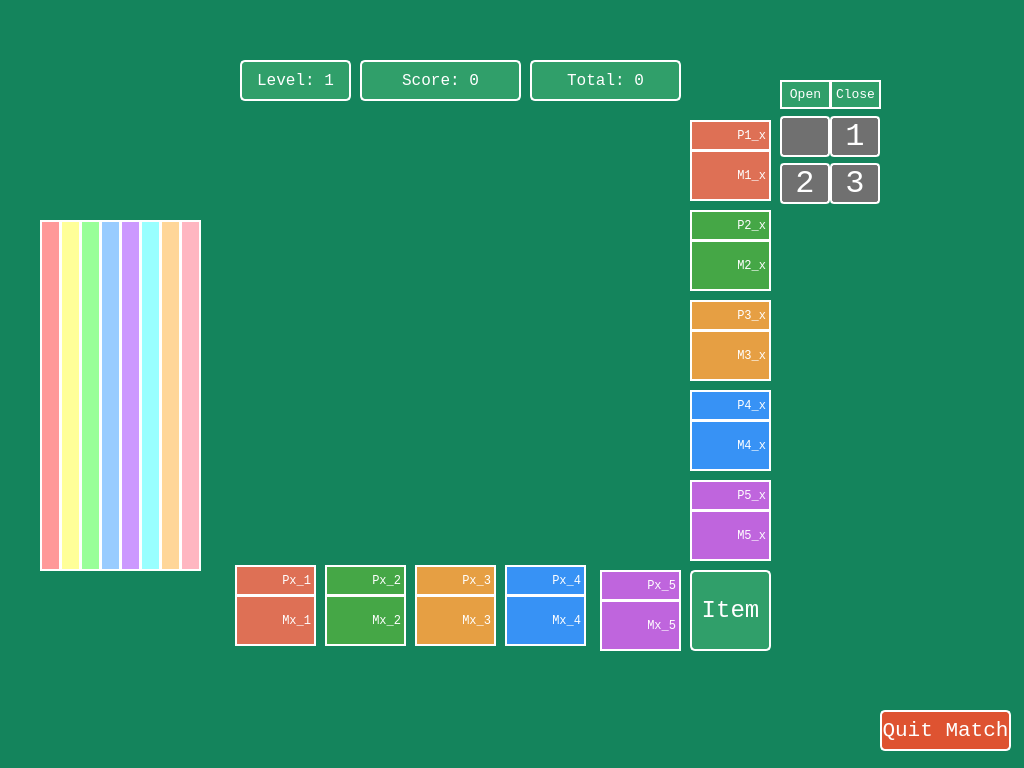
Old version of the form VOF-Client-Desktop/Match.ui in the repository SBEmafph/voltorbflip-clone.
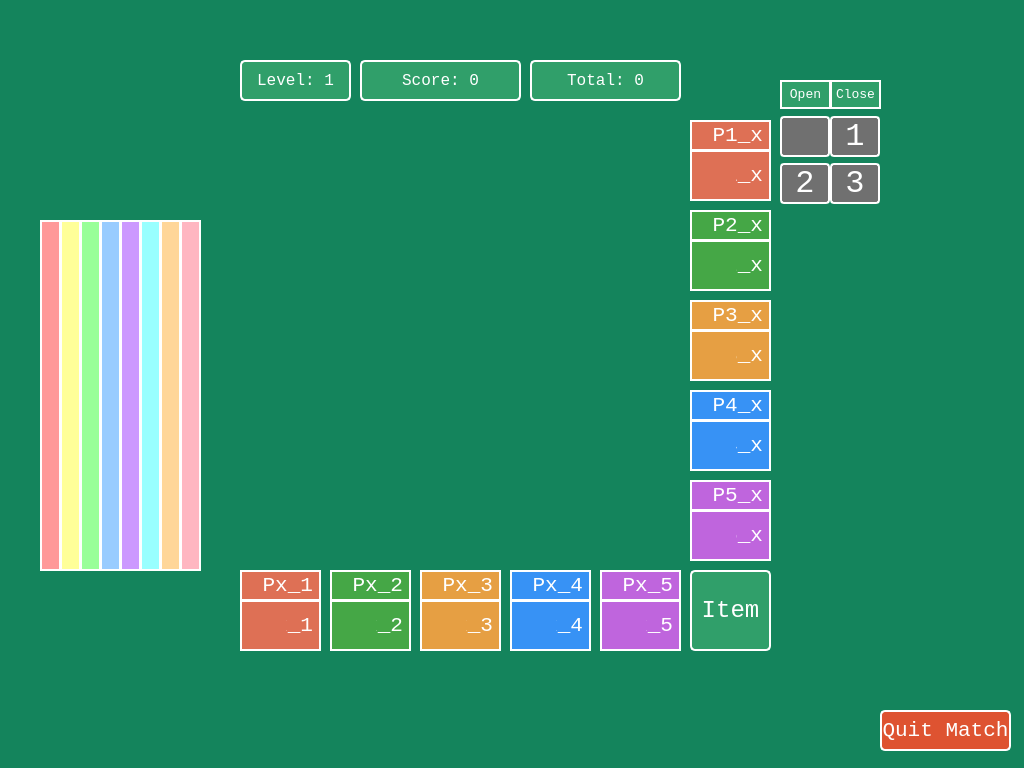
New version of the form. Icons and pictures are not drawn.

Diff of the .ui file:
```diff
--- a/VOF-Client-Desktop/Match.ui
+++ b/VOF-Client-Desktop/Match.ui
@@ -596,6 +596,7 @@
     <property name="font">
      <font>
       <family>Consolas</family>
+      <pointsize>16</pointsize>
      </font>
     </property>
     <property name="styleSheet">
@@ -647,6 +648,7 @@
     <property name="font">
      <font>
       <family>Consolas</family>
+      <pointsize>16</pointsize>
      </font>
     </property>
     <property name="styleSheet">
@@ -676,6 +678,7 @@
     <property name="font">
      <font>
       <family>Consolas</family>
+      <pointsize>16</pointsize>
      </font>
     </property>
     <property name="styleSheet">
@@ -727,6 +730,7 @@
     <property name="font">
      <font>
       <family>Consolas</family>
+      <pointsize>16</pointsize>
      </font>
     </property>
     <property name="styleSheet">
@@ -756,6 +760,7 @@
     <property name="font">
      <font>
       <family>Consolas</family>
+      <pointsize>16</pointsize>
      </font>
     </property>
     <property name="styleSheet">
@@ -785,6 +790,7 @@
     <property name="font">
      <font>
       <family>Consolas</family>
+      <pointsize>16</pointsize>
      </font>
     </property>
     <property name="styleSheet">
@@ -836,6 +842,7 @@
     <property name="font">
      <font>
       <family>Consolas</family>
+      <pointsize>16</pointsize>
      </font>
     </property>
     <property name="styleSheet">
@@ -865,6 +872,7 @@
     <property name="font">
      <font>
       <family>Consolas</family>
+      <pointsize>16</pointsize>
      </font>
     </property>
     <property name="styleSheet">
@@ -916,6 +924,7 @@
     <property name="font">
      <font>
       <family>Consolas</family>
+      <pointsize>16</pointsize>
      </font>
     </property>
     <property name="styleSheet">
@@ -967,6 +976,7 @@
     <property name="font">
      <font>
       <family>Consolas</family>
+      <pointsize>16</pointsize>
      </font>
     </property>
     <property name="styleSheet">
@@ -1027,6 +1037,7 @@
     <property name="font">
      <font>
       <family>Consolas</family>
+      <pointsize>16</pointsize>
      </font>
     </property>
     <property name="styleSheet">
@@ -1078,6 +1089,7 @@
     <property name="font">
      <font>
       <family>Consolas</family>
+      <pointsize>16</pointsize>
      </font>
     </property>
     <property name="styleSheet">
@@ -1120,8 +1132,8 @@
    <widget class="QLabel" name="Px_4">
     <property name="geometry">
      <rect>
-      <x>275</x>
-      <y>505</y>
+      <x>280</x>
+      <y>510</y>
       <width>81</width>
       <height>31</height>
      </rect>
@@ -1129,6 +1141,7 @@
     <property name="font">
      <font>
       <family>Consolas</family>
+      <pointsize>16</pointsize>
      </font>
     </property>
     <property name="styleSheet">
@@ -1149,8 +1162,8 @@
    <widget class="QLabel" name="Mx_4">
     <property name="geometry">
      <rect>
-      <x>275</x>
-      <y>535</y>
+      <x>280</x>
+      <y>540</y>
       <width>81</width>
       <height>51</height>
      </rect>
@@ -1158,6 +1171,7 @@
     <property name="font">
      <font>
       <family>Consolas</family>
+      <pointsize>16</pointsize>
      </font>
     </property>
     <property name="styleSheet">
@@ -1200,8 +1214,8 @@
    <widget class="QLabel" name="Px_3">
     <property name="geometry">
      <rect>
-      <x>185</x>
-      <y>505</y>
+      <x>190</x>
+      <y>510</y>
       <width>81</width>
       <height>31</height>
      </rect>
@@ -1209,6 +1223,7 @@
     <property name="font">
      <font>
       <family>Consolas</family>
+      <pointsize>16</pointsize>
      </font>
     </property>
     <property name="styleSheet">
@@ -1229,8 +1244,8 @@
    <widget class="QLabel" name="Mx_3">
     <property name="geometry">
      <rect>
-      <x>185</x>
-      <y>535</y>
+      <x>190</x>
+      <y>540</y>
       <width>81</width>
       <height>51</height>
      </rect>
@@ -1238,6 +1253,7 @@
     <property name="font">
      <font>
       <family>Consolas</family>
+      <pointsize>16</pointsize>
      </font>
     </property>
     <property name="styleSheet">
@@ -1291,8 +1307,8 @@
    <widget class="QLabel" name="Mx_2">
     <property name="geometry">
      <rect>
-      <x>95</x>
-      <y>535</y>
+      <x>100</x>
+      <y>540</y>
       <width>81</width>
       <height>51</height>
      </rect>
@@ -1300,6 +1316,7 @@
     <property name="font">
      <font>
       <family>Consolas</family>
+      <pointsize>16</pointsize>
      </font>
     </property>
     <property name="styleSheet">
@@ -1320,8 +1337,8 @@
    <widget class="QLabel" name="Px_2">
     <property name="geometry">
      <rect>
-      <x>95</x>
-      <y>505</y>
+      <x>100</x>
+      <y>510</y>
       <width>81</width>
       <height>31</height>
      </rect>
@@ -1329,6 +1346,7 @@
     <property name="font">
      <font>
       <family>Consolas</family>
+      <pointsize>16</pointsize>
      </font>
     </property>
     <property name="styleSheet">
@@ -1371,8 +1389,8 @@
    <widget class="QLabel" name="Px_1">
     <property name="geometry">
      <rect>
-      <x>5</x>
-      <y>505</y>
+      <x>10</x>
+      <y>510</y>
       <width>81</width>
       <height>31</height>
      </rect>
@@ -1380,6 +1398,7 @@
     <property name="font">
      <font>
       <family>Consolas</family>
+      <pointsize>16</pointsize>
      </font>
     </property>
     <property name="styleSheet">
@@ -1400,8 +1419,8 @@
    <widget class="QLabel" name="Mx_1">
     <property name="geometry">
      <rect>
-      <x>5</x>
-      <y>535</y>
+      <x>10</x>
+      <y>540</y>
       <width>81</width>
       <height>51</height>
      </rect>
@@ -1409,6 +1428,7 @@
     <property name="font">
      <font>
       <family>Consolas</family>
+      <pointsize>16</pointsize>
      </font>
     </property>
     <property name="styleSheet">
@@ -1426,6 +1446,94 @@
      <set>Qt::AlignmentFlag::AlignRight|Qt::AlignmentFlag::AlignTrailing|Qt::AlignmentFlag::AlignVCenter</set>
     </property>
    </widget>
+   <widget class="QLabel" name="label_14">
+    <property name="geometry">
+     <rect>
+      <x>285</x>
+      <y>545</y>
+      <width>41</width>
+      <height>41</height>
+     </rect>
+    </property>
+    <property name="styleSheet">
+     <string notr="true">background: #3792F5;</string>
+    </property>
+    <property name="text">
+     <string/>
+    </property>
+    <property name="pixmap">
+     <pixmap resource="resources.qrc">:/images/images/Voltorb.png</pixmap>
+    </property>
+    <property name="scaledContents">
+     <bool>true</bool>
+    </property>
+   </widget>
+   <widget class="QLabel" name="label_15">
+    <property name="geometry">
+     <rect>
+      <x>195</x>
+      <y>545</y>
+      <width>41</width>
+      <height>41</height>
+     </rect>
+    </property>
+    <property name="styleSheet">
+     <string notr="true">background: #E69F43;</string>
+    </property>
+    <property name="text">
+     <string/>
+    </property>
+    <property name="pixmap">
+     <pixmap resource="resources.qrc">:/images/images/Voltorb.png</pixmap>
+    </property>
+    <property name="scaledContents">
+     <bool>true</bool>
+    </property>
+   </widget>
+   <widget class="QLabel" name="label_16">
+    <property name="geometry">
+     <rect>
+      <x>105</x>
+      <y>545</y>
+      <width>41</width>
+      <height>41</height>
+     </rect>
+    </property>
+    <property name="styleSheet">
+     <string notr="true">background: #45A746;</string>
+    </property>
+    <property name="text">
+     <string/>
+    </property>
+    <property name="pixmap">
+     <pixmap resource="resources.qrc">:/images/images/Voltorb.png</pixmap>
+    </property>
+    <property name="scaledContents">
+     <bool>true</bool>
+    </property>
+   </widget>
+   <widget class="QLabel" name="label_17">
+    <property name="geometry">
+     <rect>
+      <x>15</x>
+      <y>545</y>
+      <width>41</width>
+      <height>41</height>
+     </rect>
+    </property>
+    <property name="styleSheet">
+     <string notr="true">background: #DE7055;</string>
+    </property>
+    <property name="text">
+     <string/>
+    </property>
+    <property name="pixmap">
+     <pixmap resource="resources.qrc">:/images/images/Voltorb.png</pixmap>
+    </property>
+    <property name="scaledContents">
+     <bool>true</bool>
+    </property>
+   </widget>
   </widget>
   <widget class="QWidget" name="widget" native="true">
    <property name="geometry">
```
